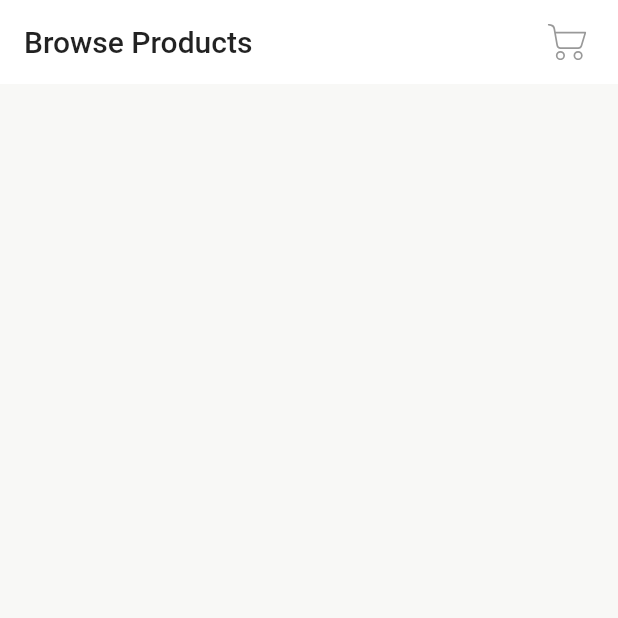
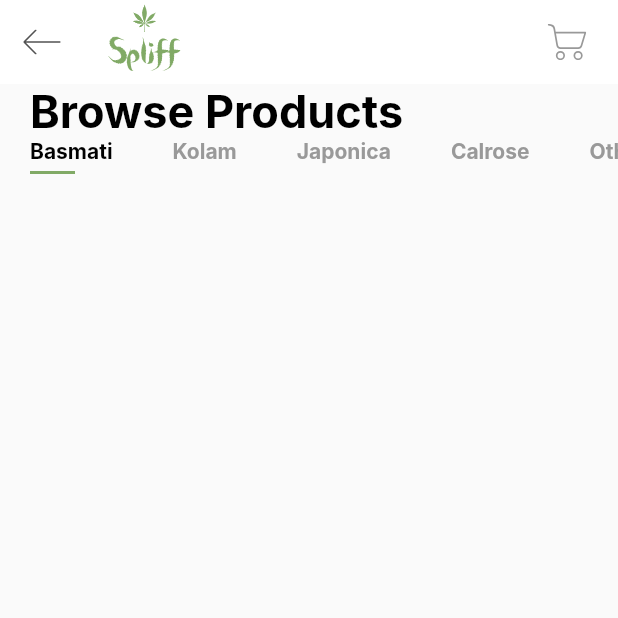
Before and after one commit to shradha-khapra/Apni-Kaksha-Demo-Tasks, a Flutter app: the screen it shows after launch, on a phone screen of 412 x 824 dp, the top half of it. Run offline on Flutter 3.47's test engine with Material 2 defaults, Android fonts, the phone set to English and light mode, and no system bars; our stand-ins replace flutter_svg; Roboto replaces fonts that are missing (Inter).

Commit message:
feat: create categories and body components

```diff
--- a/lib/core/constants/utils.dart
+++ b/lib/core/constants/utils.dart
@@ -1,3 +1,3 @@
 class Utils {
-  static final defaultPadding = 20.0;
+  static const defaultPadding = 20.0;
 }
--- a/lib/core/themes/app_theme.dart
+++ b/lib/core/themes/app_theme.dart
@@ -7,9 +7,14 @@ class AppTheme {
   static final defaultTheme = ThemeData(
     visualDensity: VisualDensity.adaptivePlatformDensity,
     primaryColor: const Color(0xff81AA66),
-    scaffoldBackgroundColor: const Color(0xffF8F8F6),
+    // scaffoldBackgroundColor: const Color(0xffF8F8F6),
     backgroundColor: Colors.white,
     accentColor: const Color(0xff999999),
+    fontFamily: "Inter",
+    textTheme: TextTheme(
+      headline1: TextStyle(
+          fontSize: 30, fontWeight: FontWeight.bold, color: Colors.black),
+    ),
   );
 
   static setStatusBarAndNavigationBarColors() {
--- /dev/null
+++ b/lib/presentation/components/home_screen_body.dart
@@ -0,0 +1,22 @@
+import 'package:flutter/material.dart';
+import 'package:shopit/core/constants/utils.dart';
+import 'package:shopit/core/themes/app_theme.dart';
+import 'package:shopit/presentation/components/home_screen_categories.dart';
+
+class HomeScreenBody extends StatelessWidget {
+  final _theme = AppTheme.defaultTheme;
+
+  @override
+  Widget build(BuildContext context) {
+    return Column(
+      crossAxisAlignment: CrossAxisAlignment.start,
+      children: <Widget>[
+        Padding(
+          padding: const EdgeInsets.symmetric(horizontal: Utils.defaultPadding),
+          child: Text("Browse Products", style: _theme.textTheme.headline1),
+        ),
+        Categories(),
+      ],
+    );
+  }
+}
--- /dev/null
+++ b/lib/presentation/components/home_screen_categories.dart
@@ -0,0 +1,67 @@
+import "package:flutter/material.dart";
+import 'package:shopit/core/constants/utils.dart';
+import 'package:shopit/core/themes/app_theme.dart';
+
+class Categories extends StatefulWidget {
+  const Categories({Key? key}) : super(key: key);
+
+  @override
+  _CategoriesState createState() => _CategoriesState();
+}
+
+class _CategoriesState extends State<Categories> {
+  List<String> _categories = [
+    "Basmati",
+    "Kolam",
+    "Japonica",
+    "Calrose",
+    "Other Rice"
+  ];
+  int _selectedIndex = 0;
+
+  @override
+  Widget build(BuildContext context) {
+    return SizedBox(
+      height: 25,
+      child: ListView.builder(
+          scrollDirection: Axis.horizontal,
+          itemCount: _categories.length,
+          itemBuilder: (context, index) => _buildCategories(index)),
+    );
+  }
+
+  Widget _buildCategories(int index) {
+    return GestureDetector(
+      onTap: () {
+        setState(() {
+          _selectedIndex = index;
+        });
+      },
+      child: Padding(
+        padding: const EdgeInsets.symmetric(horizontal: Utils.defaultPadding),
+        child: Column(
+          crossAxisAlignment: CrossAxisAlignment.start,
+          children: [
+            Text(
+              _categories[index],
+              style: TextStyle(
+                fontWeight: FontWeight.bold,
+                color: _selectedIndex == index
+                    ? Colors.black
+                    : AppTheme.defaultTheme.accentColor,
+              ),
+            ),
+            Container(
+              margin: const EdgeInsets.only(top: Utils.defaultPadding / 4),
+              height: 2,
+              width: 30,
+              color: _selectedIndex == index
+                  ? AppTheme.defaultTheme.primaryColor
+                  : Colors.transparent,
+            ),
+          ],
+        ),
+      ),
+    );
+  }
+}
--- a/lib/presentation/screens/home_screens.dart
+++ b/lib/presentation/screens/home_screens.dart
@@ -2,19 +2,32 @@ import 'package:flutter/material.dart';
 import 'package:flutter_svg/flutter_svg.dart';
 import 'package:shopit/core/constants/utils.dart';
 import 'package:shopit/core/themes/app_theme.dart';
+import 'package:shopit/presentation/components/home_screen_body.dart';
 
 class HomeScreen extends StatelessWidget {
   final _theme = AppTheme.defaultTheme;
   @override
   Widget build(BuildContext context) {
-    return Scaffold(appBar: _createAppBar());
+    return Scaffold(
+      appBar: _createAppBar(),
+      body: HomeScreenBody(),
+    );
   }
 
   AppBar _createAppBar() {
     return AppBar(
       backgroundColor: _theme.backgroundColor,
+      leading: IconButton(
+        onPressed: () {},
+        icon: SvgPicture.asset(
+          "assets/icons/back.svg",
+        ),
+      ),
       elevation: 0,
-      title: Text("Browse Products"),
+      title: SvgPicture.asset(
+        "assets/icons/logo.svg",
+        height: 50,
+      ),
       actions: <Widget>[
         IconButton(
           onPressed: () {},
```
Also changed, not shown: assets/icons/back.svg (added), assets/icons/logo.svg (added).
